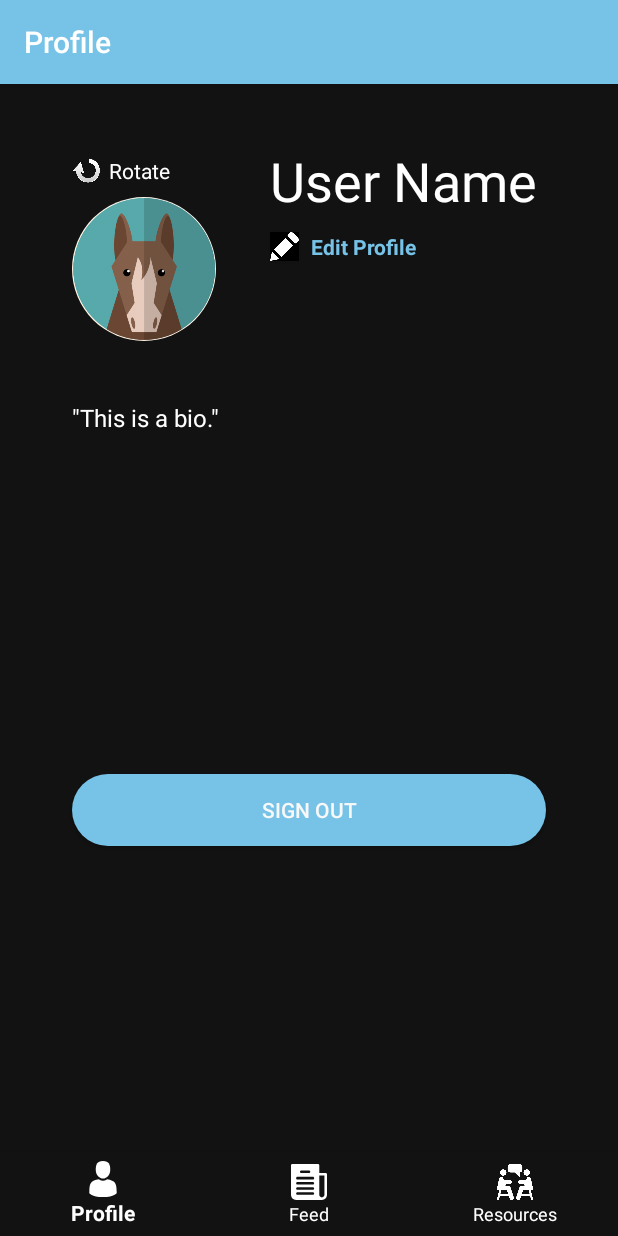
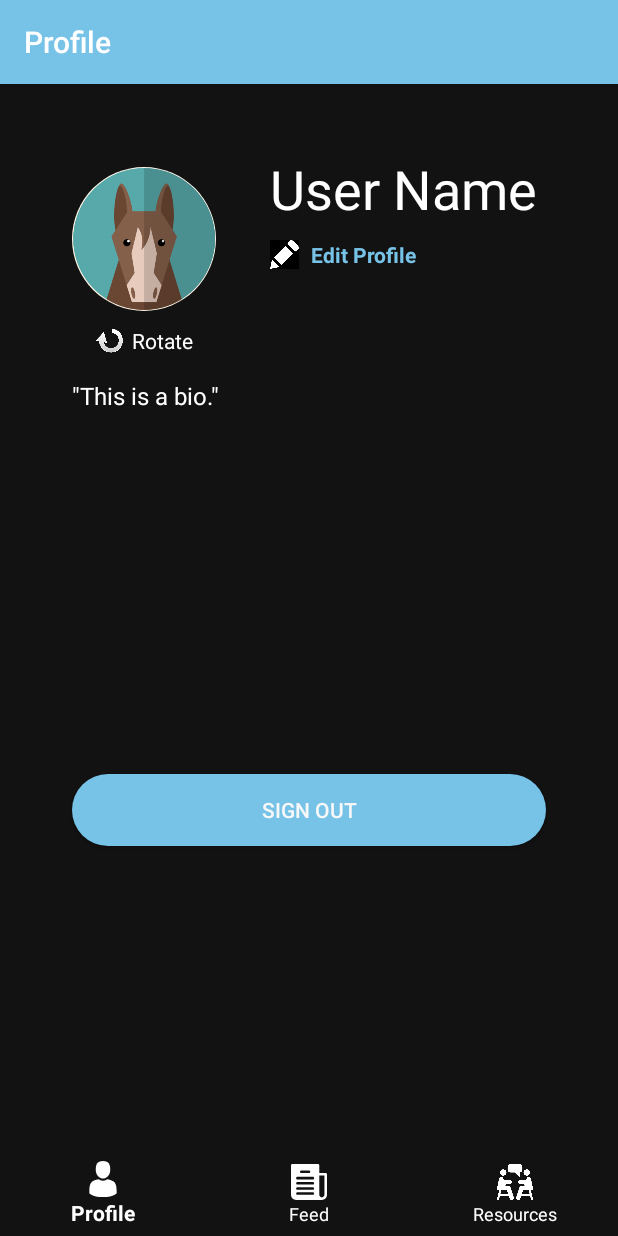
Before and after one commit to lil55cy/StorySharing, an Android app: the screen it shows after launch once a user with an empty profile is signed in (MainActivity), after a tap on an icon or button, on a phone screen of 412 x 824 dp. Run offline under Robolectric (Android 15) with nearby library versions, the phone set to English and light mode, and no system bars; our stand-ins replace CircleImageView, Firebase (no records; nobody signed in at launch, a user with empty details on screens opened directly), navigation-ui.

Commit message:
layout fix

```diff
--- a/StorySharing/app/src/main/res/layout/activity_profile_info.xml
+++ b/StorySharing/app/src/main/res/layout/activity_profile_info.xml
@@ -41,7 +41,7 @@
         android:layout_width="330dp"
         android:layout_height="wrap_content"
         android:layout_marginTop="30dp"
-        android:maxLines="12"
+        android:maxLines="15"
         android:text='"This is a bio."'
         android:scrollbars="vertical"
         android:textColor="@color/white"
--- a/StorySharing/app/src/main/res/layout/fragment_profile.xml
+++ b/StorySharing/app/src/main/res/layout/fragment_profile.xml
@@ -13,7 +13,7 @@
         app:layout_constraintHorizontal_bias="0.152"
         app:layout_constraintStart_toStartOf="parent"
         app:layout_constraintTop_toTopOf="parent"
-        android:layout_marginTop="55dp"
+        android:layout_marginTop="35dp"
         app:srcCompat="@mipmap/ic_launcher_round" />
 
     <TextView
@@ -21,7 +21,7 @@
         android:layout_width="200dp"
         android:layout_height="wrap_content"
         android:layout_marginStart="36dp"
-        android:layout_marginTop="20dp"
+        android:layout_marginTop="25dp"
         android:layout_weight="1"
         android:ellipsize="none"
         android:maxLines="2"
@@ -38,8 +38,8 @@
         android:id="@+id/bio"
         android:layout_width="320dp"
         android:layout_height="wrap_content"
-        android:layout_marginTop="40dp"
-        android:maxLines="10"
+        android:layout_marginTop="45dp"
+        android:maxLines="11"
         android:text='"This is a bio."'
         android:textColor="@color/white"
         android:textSize="16sp"
@@ -84,10 +84,11 @@
         android:id="@+id/button"
         android:layout_width="19dp"
         android:layout_height="19dp"
-        android:layout_marginTop="28dp"
+        android:layout_marginTop="10dp"
+        android:layout_marginStart="15dp"
         android:background="@drawable/rotate"
         app:layout_constraintStart_toStartOf="@id/profile_photo"
-        app:layout_constraintTop_toTopOf="parent" />
+        app:layout_constraintTop_toBottomOf="@id/profile_photo" />
 
     <TextView
         android:id="@+id/rotate"
```
